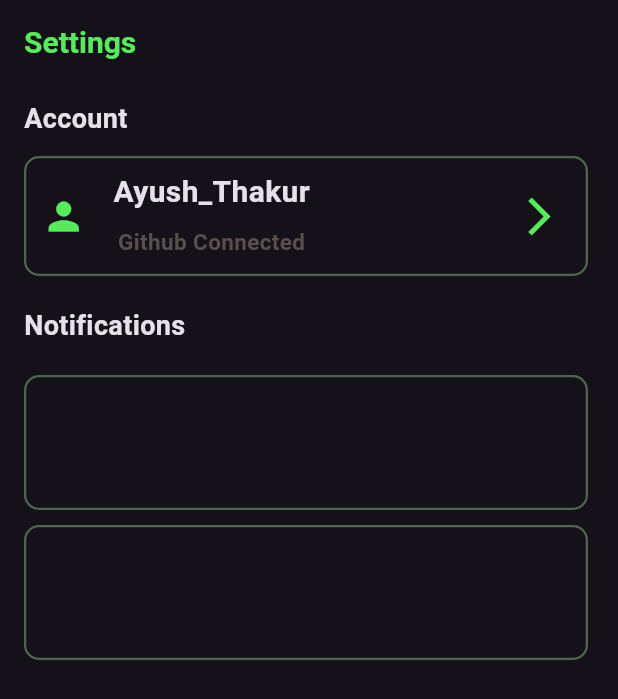
After one commit to zen-void59/Git-Streak-App, a Flutter app: the screen it shows after launch, on a phone screen of 412 x 824 dp. The commit adds this screen. Shown: the top 699 px of the screen. Run offline on Flutter 3.47's test engine with Material 3 defaults, Android fonts, the phone set to English and light mode, and no system bars.

Commit message:
Half Setting page almost done

```diff
--- a/lib/main.dart
+++ b/lib/main.dart
@@ -2,6 +2,7 @@ import 'package:flutter/material.dart';
 import 'package:gitstreak_app/dashboard_page.dart';
 import 'package:gitstreak_app/login_page.dart';
 import 'package:gitstreak_app/habits_page.dart';
+import 'package:gitstreak_app/settings_page.dart';
 
 void main() {
   runApp(const MyApp());
@@ -16,7 +17,7 @@ class MyApp extends StatelessWidget {
       title: 'Git Streak',
       debugShowCheckedModeBanner: false,
       theme: ThemeData.dark(useMaterial3:true),
-      home: const HabitsPage(),
+      home: const SettingsPage(),
     );
   }
 }
--- /dev/null
+++ b/lib/settings_page.dart
@@ -0,0 +1,146 @@
+import "dart:math";
+
+import "package:flutter/material.dart";
+
+class SettingsPage extends StatefulWidget {
+  const SettingsPage({super.key});
+
+  @override
+  State<SettingsPage> createState() => _SettingsPageState();
+}
+
+class _SettingsPageState extends State<SettingsPage> {
+  @override
+  Widget build(BuildContext context) {
+    return Scaffold(
+      appBar: AppBar(
+        title: const Text(
+          'Settings',
+          style: TextStyle(
+            fontSize: 20,
+            fontWeight: FontWeight.bold,
+            color: Color.fromARGB(255, 88, 233, 93),
+          ),
+        ),
+      ),
+      body: SafeArea(
+        child: Padding(
+          padding: const EdgeInsets.only(left: 16, top: 10, right: 20),
+          child: Column(
+            crossAxisAlignment: CrossAxisAlignment.start,
+            children: [
+              const Text(
+                'Account',
+                style: TextStyle(fontSize: 18, fontWeight: FontWeight.bold),
+              ),
+              const SizedBox(width: 0, height: 12),
+              SizedBox(
+                width: 400,
+                height: 80,
+                child: Container(
+                  decoration: BoxDecoration(
+                    borderRadius: BorderRadius.circular(10),
+                    border: Border.all(
+                      color: const Color.fromARGB(255, 78, 101, 78),
+                      width: 1.5,
+                    ),
+                  ),
+                  child: Row(
+                    children: [
+                      const CircleAvatar(
+                        radius: 25,
+                        backgroundColor: Colors.transparent,
+                        child: Icon(
+                          Icons.person,
+                          color: Color.fromARGB(255, 88, 233, 93),
+                          size: 30,
+                        ),
+                      ),
+                      Column(
+                        children: [
+                          Padding(
+                            padding: const EdgeInsets.all(8.0),
+                            child: Text(
+                              'Ayush_Thakur',
+                              style: TextStyle(
+                                fontSize: 20,
+                                fontWeight: FontWeight.bold,
+                              ),
+                            ),
+                          ),
+                          Padding(
+                            padding: const EdgeInsets.only(left: 0, top: 0),
+                            child: Text(
+                              'Github Connected',
+                              style: TextStyle(
+                                fontSize: 15,
+                                fontWeight: FontWeight.bold,
+                                color: const Color.fromARGB(255, 89, 79, 79),
+                              ),
+                            ),
+                          ),
+                        ],
+                      ),
+
+                      Padding(
+                        padding: const EdgeInsets.only(left: 120.0),
+                        child: CircleAvatar(
+                          //forward Arrow
+                          radius: 25,
+                          backgroundColor: Colors.transparent,
+                          child: Icon(
+                            Icons.arrow_forward_ios,
+                            color: Color.fromARGB(255, 88, 233, 93),
+                            size: 30,
+                          ),
+                        ),
+                      ),
+                    ],
+                  ),
+                ),
+              ),
+
+              const SizedBox(height: 20),
+
+              Text(
+                'Notifications',
+                style: TextStyle(fontSize: 18, fontWeight: FontWeight.bold),
+              ),
+
+              const SizedBox(height:20),
+              SizedBox(
+                width:400,
+                height:90,
+                child: Container(
+                  decoration: BoxDecoration(
+                    borderRadius: BorderRadius.circular(10),
+                    border:Border.all(
+                      color:Color.fromARGB(255, 78, 101, 78),
+                      width:1.5,
+                    )
+                  ),
+                ),
+              ),
+
+              const SizedBox(height:10),
+
+              SizedBox(
+                width:400,
+                height:90,
+                child: Container(
+                  decoration: BoxDecoration(
+                    borderRadius: BorderRadius.circular(10),
+                    border:Border.all(
+                      color:Color.fromARGB(255, 78, 101, 78),
+                      width:1.5,
+                    )
+                  ),
+                ),
+              )
+            ],
+          ),
+        ),
+      ),
+    );
+  }
+}
```
